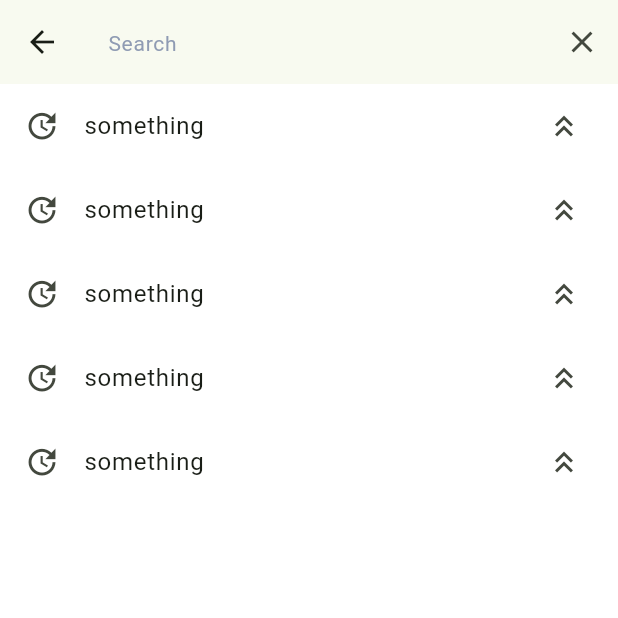
After one commit to IslomjonCoder/travel_app, a Flutter app: the SearchScreen screen opened directly, after a tap on "something", after a tap on the "close" icon, on a phone screen of 412 x 824 dp, the top half of it. The commit adds this screen. Run offline on Flutter 3.47's test engine with Material 3 defaults, Android fonts, the phone set to English and light mode, and no system bars; our stand-ins replace awesome_extensions, cached_network_image, dartz, flutter_bloc, flutter_rating_stars, flutter_svg and 12 more; missing offline and left inert: dart:ffi, flag, geobase, google_maps_cluster_manager_2, translator; accounts and stored records are empty; Roboto replaces fonts that are missing (Work Sans).

Commit message:
comment side

```diff
--- a/lib/features/main/home/data/data_sources/place_datasource.dart
+++ b/lib/features/main/home/data/data_sources/place_datasource.dart
@@ -3,16 +3,32 @@ import 'package:travel_app/main.dart';
 
 abstract class PlaceDataSource {
   Future<List<PlaceModel>> getPlaces();
+
+  Future<List<PlaceModel>> searchPlace(String text);
 }
 
 class PlaceDataSourceImpl implements PlaceDataSource {
   @override
   Future<List<PlaceModel>> getPlaces() async {
-    // try {
-    final response = await supabase.from('places').select('*,regions(*) ,categories(*),images(path), reviews(*,profile(*))');
-    return response.map((e) => PlaceModel.fromMap(e)).toList();
-    // } catch (e) {
-    //   rethrow;
-    // }
+    try {
+      final response =
+          await supabase.from('places').select('*,regions(*) ,categories(*),images(path), reviews(*,profile(*))');
+      return response.map((e) => PlaceModel.fromMap(e)).toList();
+    } catch (e) {
+      rethrow;
+    }
+  }
+
+  @override
+  Future<List<PlaceModel>> searchPlace(String text) async {
+    try {
+      final response = await supabase
+          .from('places')
+          .select('*,regions(*) ,categories(*),images(path), reviews(*,profile(*))')
+          .ilike('name', '%$text%');
+      return response.map((e) => PlaceModel.fromMap(e)).toList();
+    } catch (e) {
+      rethrow;
+    }
   }
 }
--- a/lib/features/main/home/data/repositories/place_repository.dart
+++ b/lib/features/main/home/data/repositories/place_repository.dart
@@ -38,4 +38,18 @@ class PlaceRepository {
   getAllPlaces() {
     return placeModels;
   }
+
+  Future<Either<Failure, List<PlaceModel>>> searchPlaces(String query) async {
+    try {
+      final response = await placeDataSource.searchPlace(query);
+      return right(response);
+    } on PostgrestException catch (e) {
+      return left(Failure(message: e.message));
+    } on FormatException catch (e) {
+      print(e);
+      return left(Failure(message: e.message));
+    } catch (e) {
+      return left(Failure(message: e.toString()));
+    }
+  }
 }
--- a/lib/features/main/home/presentation/manager/category/category_cubit.dart
+++ b/lib/features/main/home/presentation/manager/category/category_cubit.dart
@@ -1,5 +1,6 @@
 import 'package:flutter_bloc/flutter_bloc.dart';
 import 'package:formz/formz.dart';
+import 'package:translator/translator.dart';
 import 'package:travel_app/core/failure/failure.dart';
 import 'package:travel_app/features/main/home/data/models/category_model.dart';
 import 'package:travel_app/features/main/home/data/repositories/category_repository.dart';
@@ -9,6 +10,7 @@ part 'category_state.dart';
 class CategoryCubit extends Cubit<CategoryState> {
 
   final CategoryRepository categoryRepository;
+  final translator = GoogleTranslator();
 
   CategoryCubit(this.categoryRepository) : super(CategoryState());
 
--- /dev/null
+++ b/lib/features/main/home/presentation/manager/search/search_bloc.dart
@@ -0,0 +1,37 @@
+import 'package:flutter/material.dart';
+import 'package:flutter_bloc/flutter_bloc.dart';
+import 'package:formz/formz.dart';
+import 'package:rxdart/rxdart.dart';
+import 'package:travel_app/core/failure/failure.dart';
+import 'package:travel_app/features/main/home/data/models/place_model.dart';
+import 'package:travel_app/features/main/home/data/repositories/place_repository.dart';
+
+part 'search_event.dart';
+
+part 'search_state.dart';
+
+EventTransformer<T> debounce<T>(Duration duration) {
+  return (events, mapper) => events.debounceTime(duration).flatMap(mapper);
+}
+
+class SearchBloc extends Bloc<SearchEvent, SearchState> {
+
+  final searchController = TextEditingController();
+  final PlaceRepository placeRepository;
+
+  SearchBloc(this.placeRepository) : super(SearchState()) {
+    on<SearchTextChanged>(_onSearchTextChanged, transformer: debounce(const Duration(milliseconds: 500)));
+  }
+
+  void _onSearchTextChanged(SearchTextChanged event, Emitter<SearchState> emit) async {
+    emit(state.copyWith(status: FormzSubmissionStatus.inProgress));
+    final response = await placeRepository.searchPlaces(event.text);
+    response.fold(
+      (l) => emit(state.copyWith(status: FormzSubmissionStatus.failure, failure: l)),
+      (r) {
+        print(r.length);
+        emit(state.copyWith(status: FormzSubmissionStatus.success, places: r));
+      },
+    );
+  }
+}
--- /dev/null
+++ b/lib/features/main/home/presentation/manager/search/search_event.dart
@@ -0,0 +1,8 @@
+part of 'search_bloc.dart';
+
+abstract class SearchEvent {}
+
+class SearchTextChanged extends SearchEvent {
+  final String text;
+  SearchTextChanged(this.text);
+}
--- /dev/null
+++ b/lib/features/main/home/presentation/manager/search/search_state.dart
@@ -0,0 +1,25 @@
+part of 'search_bloc.dart';
+
+class SearchState {
+  final FormzSubmissionStatus status;
+  final Failure? failure;
+  final List<PlaceModel> places;
+
+  SearchState({
+    this.status = FormzSubmissionStatus.initial,
+    this.failure,
+    this.places = const [],
+  });
+
+  SearchState copyWith({
+    FormzSubmissionStatus? status,
+    Failure? failure,
+    List<PlaceModel>? places,
+  }) {
+    return SearchState(
+      status: status ?? this.status,
+      failure: failure ?? this.failure,
+      places: places ?? this.places,
+    );
+  }
+}
--- /dev/null
+++ b/lib/features/main/home/presentation/pages/search_screen.dart
@@ -0,0 +1,105 @@
+import 'dart:ffi';
+
+import 'package:awesome_extensions/awesome_extensions.dart';
+import 'package:flutter/material.dart';
+import 'package:flutter_bloc/flutter_bloc.dart';
+import 'package:formz/formz.dart';
+import 'package:skeletonizer/skeletonizer.dart';
+import 'package:travel_app/features/main/favourite/presentation/manager/favourite_cubit.dart';
+import 'package:travel_app/features/main/home/data/data_sources/place_datasource.dart';
+import 'package:travel_app/features/main/home/data/repositories/place_repository.dart';
+import 'package:travel_app/features/main/home/presentation/manager/search/search_bloc.dart';
+import 'package:travel_app/features/main/home/presentation/pages/place_detail.dart';
+
+class SearchScreen extends StatelessWidget {
+  const SearchScreen({super.key});
+
+  @override
+  Widget build(BuildContext context) {
+    return BlocProvider(
+      create: (context) => SearchBloc(PlaceRepository(PlaceDataSourceImpl())),
+      child: Builder(builder: (context) {
+        return Scaffold(
+          appBar: AppBar(
+            title: TextFormField(
+              controller: context.read<SearchBloc>().searchController,
+              onTapOutside: (event) => FocusScope.of(context).unfocus(),
+              onChanged: (event) => context.read<SearchBloc>().add(SearchTextChanged(event)),
+              decoration: const InputDecoration(
+                isDense: true,
+                border: InputBorder.none,
+                focusedBorder: InputBorder.none,
+                enabledBorder: InputBorder.none,
+                hintText: 'Search',
+              ),
+            ),
+            actions: [
+              IconButton(
+                onPressed: () {
+                  context.read<SearchBloc>().searchController.clear();
+                  context.read<SearchBloc>().add(SearchTextChanged(''));
+                },
+                icon: const Icon(Icons.close),
+              ),
+            ],
+          ),
+          body: context.watch<SearchBloc>().searchController.text.isEmpty
+              ? ListView.builder(
+                  itemCount: 5,
+                  itemBuilder: (context, index) {
+                    return ListTile(
+                      leading: const Icon(Icons.update),
+                      trailing: const Icon(Icons.keyboard_double_arrow_up_outlined),
+                      onTap: () {
+                        context.read<SearchBloc>().searchController.text = "something";
+                        context.read<SearchBloc>().add(SearchTextChanged('something'));
+                      },
+                      title: const Text("something"),
+                    );
+                  },
+                )
+              : BlocBuilder<SearchBloc, SearchState>(
+                  builder: (context, state) {
+                    if (state.status.isFailure) {
+                      return Text(state.failure?.message ?? "");
+                    }
+
+                    if (state.status.isInProgress) {
+                      return Skeletonizer(
+                        child: ListView.builder(
+                          itemCount: 10,
+                          itemBuilder: (context, index) {
+                            return ListTile(
+                              leading: const Icon(Icons.place),
+                              trailing: const Icon(Icons.chevron_right),
+                              onTap: () {},
+                              title: const Text("state.places[index].name"),
+                            );
+                          },
+                        ),
+                      );
+                    }
+                    return ListView.builder(
+                      itemCount: state.places.length,
+                      itemBuilder: (context, index) {
+                        return ListTile(
+                          leading: const Icon(Icons.place),
+                          trailing: const Icon(Icons.chevron_right),
+                          onTap: () {
+                            print(state.places[index].name);
+                            context.push(BlocProvider.value(
+                              value: BlocProvider.of<FavouriteCubit>(context),
+                              child: PlaceDetail(place: state.places[index]),
+                            ));
+                          },
+                          title: Text(state.places[index].name),
+                        );
+                      },
+                    );
+                  },
+                ),
+        );
+      }),
+    );
+  }
+}
--- a/lib/features/splash_onboarding/pages/splash_screen.dart
+++ b/lib/features/splash_onboarding/pages/splash_screen.dart
@@ -53,7 +53,7 @@ class _SplashScreenState extends State<SplashScreen> {
               ),
               const Gap(16),
               Text(
-                'Uzbekistan Travel',
+                'Visit Uzbekistan',
                 style: AppTextStyle.headlineSemiboldH4.copyWith(color: AppColors.greyscale600),
                 textAlign: TextAlign.center,
               ),
--- a/pubspec.yaml
+++ b/pubspec.yaml
@@ -40,6 +40,8 @@ dependencies:
   dev: ^1.0.0
   rate_in_stars: ^0.0.3
   flutter_rating_stars: ^1.1.0
+  rxdart: ^0.27.7
+  translator: ^1.0.0
 
 dev_dependencies:
   flutter_test:
```
Also changed, not shown: lib/features/main/home/presentation/pages/home_screen.dart (+67 -30 lines), lib/features/main/home/presentation/pages/place_detail.dart (+62 -5 lines), lib/features/main/map/presentation/pages/map_screen.dart (+8 -3 lines), lib/features/navigation/pages/navigation_screen.dart (+7 -5 lines), pubspec.lock.
